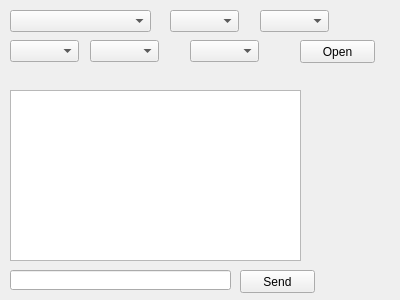
Qt form serial.ui (MrHause/CommunicationTester) before a commit.
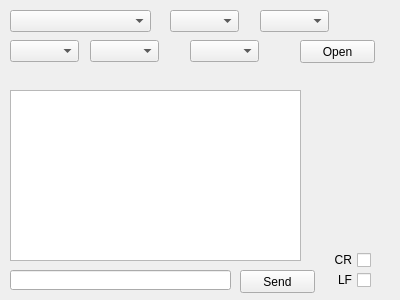
The same form after that commit.

Commit message: dodanie checkboxow CR/LF

```diff
--- a/serial.ui
+++ b/serial.ui
@@ -125,6 +125,41 @@
     </rect>
    </property>
   </widget>
+  <widget class="QCheckBox" name="checkBox_CR">
+   <property name="geometry">
+    <rect>
+     <x>330</x>
+     <y>250</y>
+     <width>41</width>
+     <height>20</height>
+    </rect>
+   </property>
+   <property name="layoutDirection">
+    <enum>Qt::RightToLeft</enum>
+   </property>
+   <property name="text">
+    <string>CR</string>
+   </property>
+  </widget>
+  <widget class="QCheckBox" name="checkBox_2">
+   <property name="geometry">
+    <rect>
+     <x>330</x>
+     <y>270</y>
+     <width>41</width>
+     <height>20</height>
+    </rect>
+   </property>
+   <property name="layoutDirection">
+    <enum>Qt::RightToLeft</enum>
+   </property>
+   <property name="autoFillBackground">
+    <bool>false</bool>
+   </property>
+   <property name="text">
+    <string>LF</string>
+   </property>
+  </widget>
  </widget>
  <resources/>
  <connections/>
```
